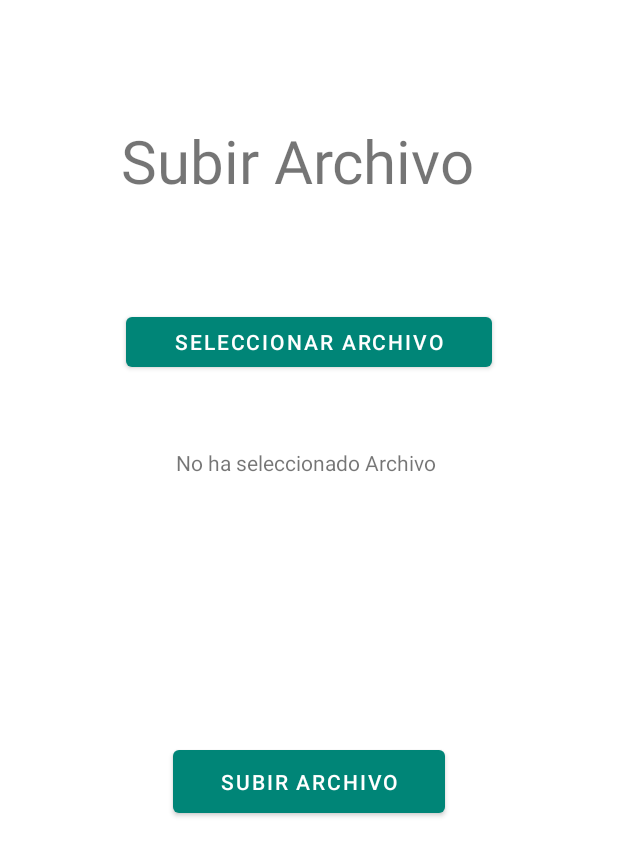
After one commit to CitizenApp/CitizenAppFinal, an Android app: the layout fragment_subir_archivo.xml on its own in the app's theme, with its tools: preview values and no code run, on a phone screen of 412 x 824 dp. The commit adds this screen. Shown: the top 856 px of the screen. Run offline under Robolectric (Android 15) with nearby library versions, the phone set to English and light mode, and no system bars.

Commit message:
Subiendo Archivos

```diff
--- a/app/src/main/java/com/bluescreen/citizenapp/AdminInicioActivity.java
+++ b/app/src/main/java/com/bluescreen/citizenapp/AdminInicioActivity.java
@@ -46,14 +46,12 @@ public class AdminInicioActivity extends AppCompatActivity {
         NavigationUI.setupActionBarWithNavController(this, navController, mAppBarConfiguration);
         NavigationUI.setupWithNavController(navigationView, navController);
     }
-
     @Override
     public boolean onCreateOptionsMenu(Menu menu) {
         // Inflate the menu; this adds items to the action bar if it is present.
         getMenuInflater().inflate(R.menu.admin_inicio, menu);
         return true;
     }
-
     @Override
     public boolean onSupportNavigateUp() {
         NavController navController = Navigation.findNavController(this, R.id.nav_host_fragment);
--- /dev/null
+++ b/app/src/main/res/layout/fragment_subir_archivo.xml
@@ -0,0 +1,53 @@
+<?xml version="1.0" encoding="utf-8"?>
+<androidx.constraintlayout.widget.ConstraintLayout xmlns:android="http://schemas.android.com/apk/res/android"
+    xmlns:app="http://schemas.android.com/apk/res-auto"
+    xmlns:tools="http://schemas.android.com/tools"
+    android:layout_width="match_parent"
+    android:layout_height="match_parent"
+    tools:context=".Profe.SubirArchivoFragment" >
+
+    <Button
+        android:id="@+id/btnSelectArchivoProfe"
+        android:layout_width="244dp"
+        android:layout_height="45dp"
+        android:layout_marginTop="65dp"
+        android:text="Seleccionar Archivo"
+        app:layout_constraintEnd_toEndOf="parent"
+        app:layout_constraintStart_toStartOf="parent"
+        app:layout_constraintTop_toBottomOf="@+id/textView14" />
+
+    <TextView
+        android:id="@+id/textView14"
+        android:layout_width="250dp"
+        android:layout_height="60dp"
+        android:layout_marginTop="80dp"
+        android:text="Subir Archivo"
+        android:textSize="40dp"
+        app:layout_constraintEnd_toEndOf="parent"
+        app:layout_constraintHorizontal_bias="0.496"
+        app:layout_constraintStart_toStartOf="parent"
+        app:layout_constraintTop_toTopOf="parent" />
+
+    <TextView
+        android:id="@+id/txtNotificationFile"
+        android:layout_width="175dp"
+        android:layout_height="104dp"
+        android:layout_marginTop="48dp"
+        android:text="No ha seleccionado Archivo"
+        app:layout_constraintEnd_toEndOf="parent"
+        app:layout_constraintHorizontal_bias="0.497"
+        app:layout_constraintStart_toStartOf="parent"
+        app:layout_constraintTop_toBottomOf="@+id/btnSelectArchivoProfe" />
+
+    <Button
+        android:id="@+id/btnUploadArchivoProfe"
+        android:layout_width="181dp"
+        android:layout_height="54dp"
+        android:layout_marginTop="36dp"
+        android:text="Subir Archivo"
+        app:layout_constraintBottom_toBottomOf="parent"
+        app:layout_constraintEnd_toEndOf="parent"
+        app:layout_constraintStart_toStartOf="parent"
+        app:layout_constraintTop_toBottomOf="@+id/txtNotificationFile"
+        app:layout_constraintVertical_bias="0.167" />
+</androidx.constraintlayout.widget.ConstraintLayout>
--- a/app/src/main/res/layout/nav_header_admin_inicio.xml
+++ b/app/src/main/res/layout/nav_header_admin_inicio.xml
@@ -24,13 +24,15 @@
         android:layout_width="match_parent"
         android:layout_height="wrap_content"
         android:paddingTop="@dimen/nav_header_vertical_spacing"
-        android:text="@string/nav_header_title"
+        android:text="Cuenta Administracion"
         android:textAppearance="@style/TextAppearance.AppCompat.Body1" />
 
     <TextView
         android:id="@+id/textView"
         android:layout_width="wrap_content"
         android:layout_height="wrap_content"
-        android:text="@string/nav_header_subtitle" />
+        android:text="Menu Administrativo" />
+
+
 
 </LinearLayout>
--- a/app/src/main/res/menu/activity_profe_inicio_drawer.xml
+++ b/app/src/main/res/menu/activity_profe_inicio_drawer.xml
@@ -13,8 +13,8 @@
             android:icon="@drawable/ic_menu_gallery"
             android:title="Mis cursos" />
         <item
-            android:id="@+id/nav_slideshow"
+            android:id="@+id/nav_subirArchivos"
             android:icon="@drawable/ic_menu_slideshow"
-            android:title="@string/menu_slideshow" />
+            android:title="Subir Archivos" />
     </group>
 </menu>
--- a/app/src/main/res/navigation/mobile_navigation.xml
+++ b/app/src/main/res/navigation/mobile_navigation.xml
@@ -43,4 +43,10 @@
         android:label="Direccion e Informaciones"
         tools:layout="@layout/fragment_direccion" />
 
+    <fragment
+        android:id="@+id/nav_subirArchivos"
+        android:name="com.bluescreen.citizenapp.Profe.SubirArchivoFragment"
+        android:label="Subir Archivos"
+        tools:layout="@layout/fragment_subir_archivo" />
+
 </navigation>
```
Also changed, not shown: app/src/main/java/com/bluescreen/citizenapp/RegisterActivity.java (+0 -62 lines), 127 other files.
